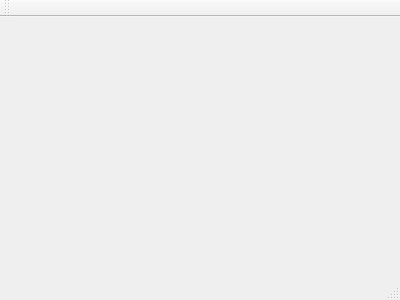
First picture: the form in mod.ui, repository angeloflancer/philips-protector, before the edit.
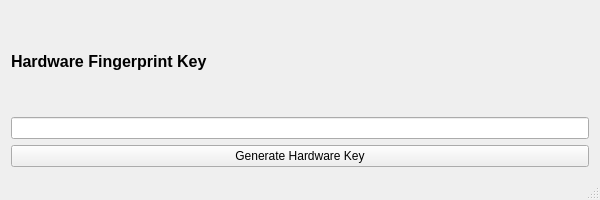
Second picture: the form after the edit.

Commit message: Enhance hardware key generation feature in MoD application. Added UI elements for displaying generated keys and improved layout. Implemented functionality to generate hardware keys on button click, with appropriate status messages for success and failure. Updated project files to include new dependencies and removed unused code.

Patch:
```diff
--- a/mod.ui
+++ b/mod.ui
@@ -1,24 +1,61 @@
 <ui version="4.0">
  <class>MoD</class>
- <widget class="QMainWindow" name="MoD" >
-  <property name="geometry" >
+ <widget class="QMainWindow" name="MoD">
+  <property name="geometry">
    <rect>
     <x>0</x>
     <y>0</y>
-    <width>400</width>
-    <height>300</height>
+    <width>600</width>
+    <height>200</height>
    </rect>
   </property>
   <property name="windowTitle" >
    <string>MoD</string>
   </property>
-  <widget class="QMenuBar" name="menuBar" />
-  <widget class="QToolBar" name="mainToolBar" />
-  <widget class="QWidget" name="centralWidget" />
-  <widget class="QStatusBar" name="statusBar" />
+  <property name="autoFillBackground">
+   <bool>false</bool>
+  </property>
+  <widget class="QWidget" name="centralWidget">
+   <layout class="QVBoxLayout" name="verticalLayout">
+    <item>
+     <widget class="QLabel" name="labelTitle">
+      <property name="font">
+       <font>
+        <pointsize>12</pointsize>
+        <weight>75</weight>
+        <bold>true</bold>
+       </font>
+      </property>
+      <property name="text">
+       <string>Hardware Fingerprint Key</string>
+      </property>
+     </widget>
+    </item>
+    <item>
+     <widget class="QLineEdit" name="keyLineEdit">
+      <property name="font">
+       <font>
+        <family>Consolas</family>
+        <pointsize>9</pointsize>
+       </font>
+      </property>
+      <property name="readOnly">
+       <bool>true</bool>
+      </property>
+     </widget>
+    </item>
+    <item>
+     <widget class="QPushButton" name="generateButton">
+      <property name="text">
+       <string>Generate Hardware Key</string>
+      </property>
+     </widget>
+    </item>
+   </layout>
+  </widget>
+  <widget class="QStatusBar" name="statusBar"/>
  </widget>
- <layoutDefault spacing="6" margin="11" />
- <pixmapfunction></pixmapfunction>
+ <layoutdefault spacing="6" margin="11"/>
  <resources/>
  <connections/>
 </ui>
```
Left out of the diff: 24 changed lines with no effect on the pictures. The commit also changes 14 other files.
